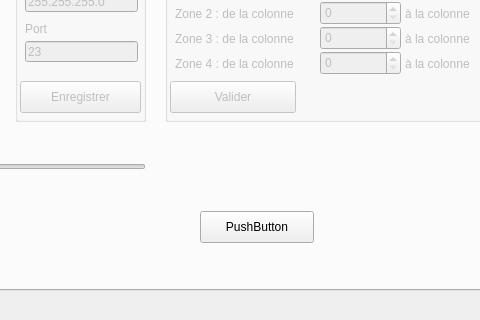
The window that mainwindow.ui (martialgallorini/ledManager) describes before a commit, drawn with Qt 5; both pictures show x 157 to 637 and y 175 to 495 of the 927 by 495 pixel window.
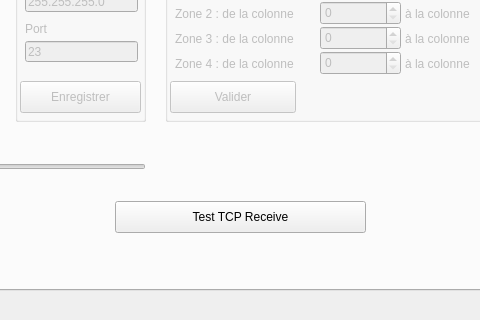
The same window after the commit. The open tabs and pages were chosen to show the change.

What changed in the file:
```diff
--- a/mainwindow.ui
+++ b/mainwindow.ui
@@ -1561,14 +1561,14 @@
      <widget class="QPushButton" name="pushButton">
       <property name="geometry">
        <rect>
-        <x>345</x>
-        <y>320</y>
-        <width>114</width>
+        <x>260</x>
+        <y>310</y>
+        <width>251</width>
         <height>32</height>
        </rect>
       </property>
       <property name="text">
-       <string>PushButton</string>
+       <string>Test TCP Receive</string>
       </property>
      </widget>
     </widget>
```
Left out of the diff: 2 changed lines with no effect on the pictures.
